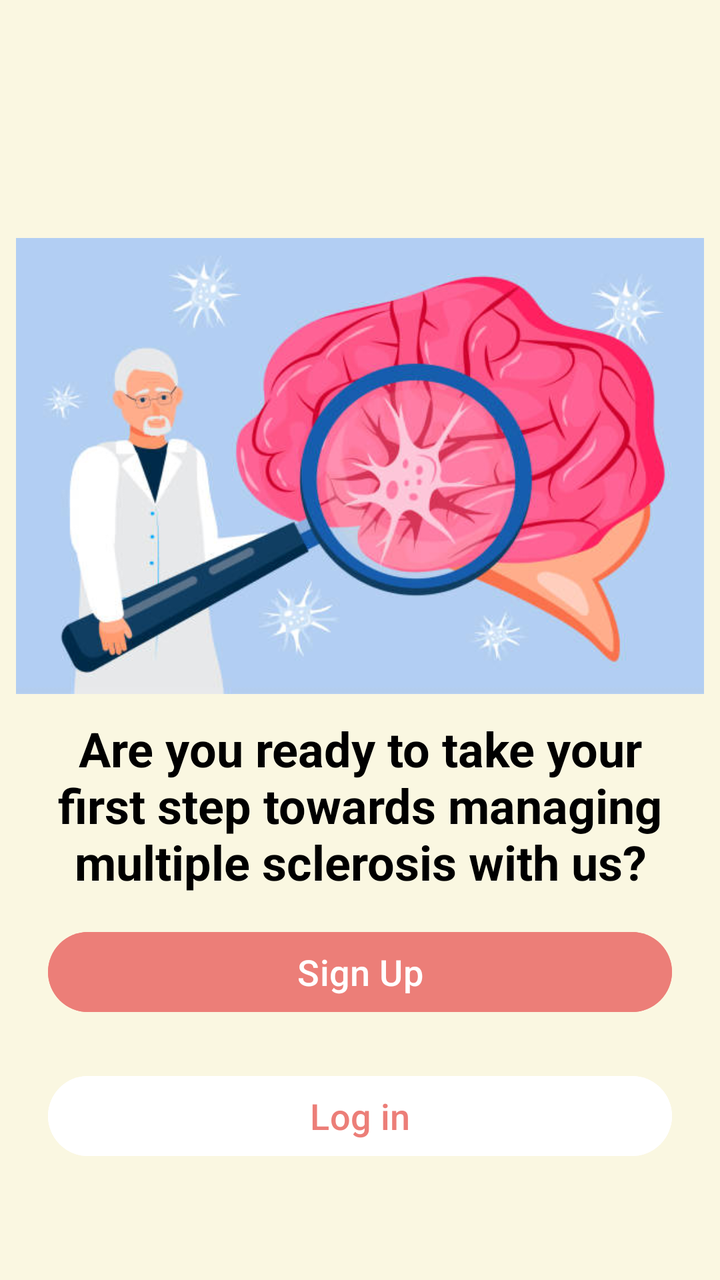
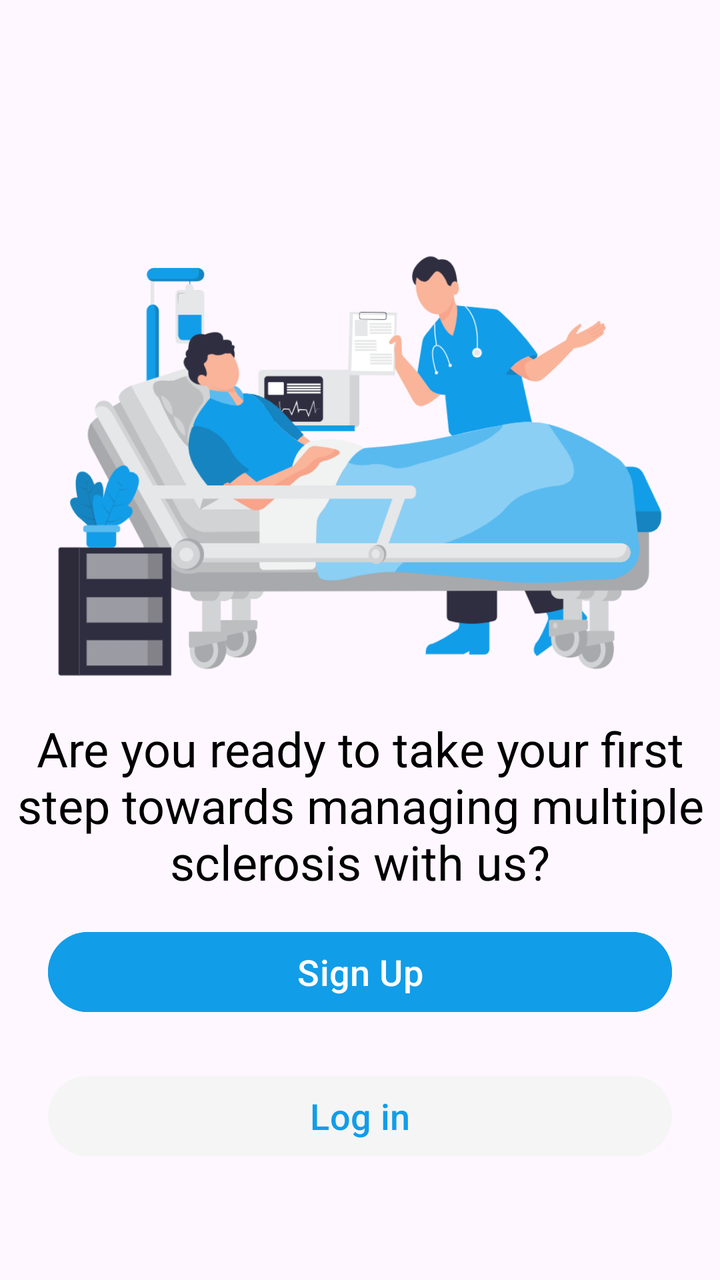

An Android layout rendered at two revisions. The XML below is the earlier revision; the diff shows what the commit changed to produce the second picture.
<!-- AndroidManifest.xml: application theme Theme.MSApplication -->
<!-- res/layout/activity_last_on_boarding.xml -->
<?xml version="1.0" encoding="utf-8"?>
<RelativeLayout
    xmlns:android="http://schemas.android.com/apk/res/android"
    xmlns:app="http://schemas.android.com/apk/res-auto"
    xmlns:tools="http://schemas.android.com/tools"
    android:layout_width="match_parent"
    android:layout_height="match_parent"
    android:padding="8dp"
    android:background="#FAF7E1"
    tools:context=".LastOnBoardingActivity">

    <ImageView
        android:id="@+id/imageView"
        android:layout_width="match_parent"
        android:layout_height="250dp"
        android:layout_alignParentTop="true"
        android:layout_centerHorizontal="true"
        android:layout_marginTop="100dp"
        android:src="@drawable/img5"/>

    <TextView
        android:id="@+id/ready_tv"
        android:layout_width="match_parent"
        android:layout_height="wrap_content"
        android:layout_below="@id/imageView"
        android:textColor="@color/black"
        android:textStyle="bold"
        android:textSize="24sp"
        android:gravity="center"
        android:text="Are you ready to take your first step towards managing multiple sclerosis with us?"/>

    <Button
        android:id="@+id/signUp_btn"
        android:layout_width="match_parent"
        android:layout_height="wrap_content"
        android:layout_above="@id/logIn_btn"
        android:backgroundTint="@color/PrimaryColor"
        android:textSize="18sp"
        android:layout_marginStart="16dp"
        android:layout_marginEnd="16dp"
        android:text="Sign Up"/>

    <Button
        android:id="@+id/logIn_btn"
        android:layout_width="match_parent"
        android:layout_height="wrap_content"
        android:textColor="@color/PrimaryColor"
        android:backgroundTint="@color/white"
        android:layout_alignParentBottom="true"
        android:layout_marginTop="24dp"
        android:layout_marginBottom="50dp"
        android:textSize="18sp"
        android:layout_marginStart="16dp"
        android:layout_marginEnd="16dp"
        android:text="Log in"/>

</RelativeLayout>
<!-- resources referenced by this layout -->
<resources>
  <color name="PrimaryColor">#EC7E78</color>
  <color name="black">#FF000000</color>
  <color name="white">#FFFFFFFF</color>
  <!-- drawable img5: jpg bitmap (drawable, 35965 bytes) -->
  <style name="Theme.MSApplication" parent="Base.Theme.MSApplication" />
  <style name="Base.Theme.MSApplication" parent="Theme.Material3.DayNight.NoActionBar">
          
          
          <item name="colorPrimary">@color/Cinnabar</item>
          <item name="colorPrimaryVariant">@color/Jaffa</item>
          <item name="android:statusBarColor">@color/PrimaryColor</item>
      </style>
  <color name="Cinnabar">#E9442A</color>
  <color name="Jaffa">#F16E49</color>
</resources>

<!-- the commit's change to res/layout/activity_last_on_boarding.xml (unified diff, before → after) -->
@@ -6,7 +6,6 @@
     android:layout_width="match_parent"
     android:layout_height="match_parent"
     android:padding="8dp"
-    android:background="#FAF7E1"
     tools:context=".LastOnBoardingActivity">
 
     <ImageView
@@ -16,7 +15,7 @@
         android:layout_alignParentTop="true"
         android:layout_centerHorizontal="true"
         android:layout_marginTop="100dp"
-        android:src="@drawable/img5"/>
+        android:src="@drawable/hospital_patient"/>
 
     <TextView
         android:id="@+id/ready_tv"
@@ -24,7 +23,6 @@
         android:layout_height="wrap_content"
         android:layout_below="@id/imageView"
         android:textColor="@color/black"
-        android:textStyle="bold"
         android:textSize="24sp"
         android:gravity="center"
         android:text="Are you ready to take your first step towards managing multiple sclerosis with us?"/>
@@ -45,7 +43,7 @@
         android:layout_width="match_parent"
         android:layout_height="wrap_content"
         android:textColor="@color/PrimaryColor"
-        android:backgroundTint="@color/white"
+        android:backgroundTint="#f5f5f5"
         android:layout_alignParentBottom="true"
         android:layout_marginTop="24dp"
         android:layout_marginBottom="50dp"
<!-- resource entries referenced after the edit -->
@@ -1,9 +1,8 @@
 <!-- resources referenced by this layout -->
 <resources>
-  <color name="PrimaryColor">#EC7E78</color>
+  <color name="PrimaryColor">#129DE8</color>
   <color name="black">#FF000000</color>
-  <color name="white">#FFFFFFFF</color>
-  <!-- drawable img5: jpg bitmap (drawable, 35965 bytes) -->
+  <!-- drawable hospital_patient: png bitmap (drawable, 93011 bytes) -->
   <style name="Theme.MSApplication" parent="Base.Theme.MSApplication" />
   <style name="Base.Theme.MSApplication" parent="Theme.Material3.DayNight.NoActionBar">
           
@@ -12,7 +11,7 @@
           <item name="colorPrimaryVariant">@color/Jaffa</item>
           <item name="android:statusBarColor">@color/PrimaryColor</item>
       </style>
-  <color name="Cinnabar">#E9442A</color>
-  <color name="Jaffa">#F16E49</color>
+  <color name="Cinnabar">#129DE8</color>
+  <color name="Jaffa">#129DE8</color>
 </resources>
 
